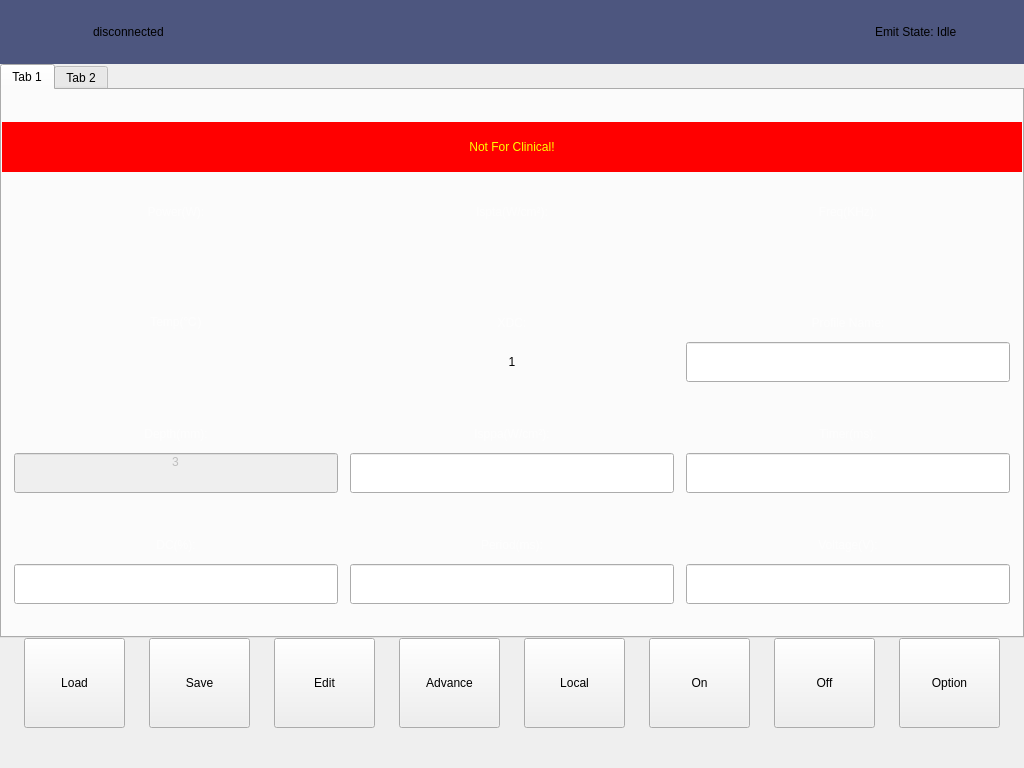
Above: mainwindowhifu.ui from wangmeng08/BCI before the change. Below: the same form after it.
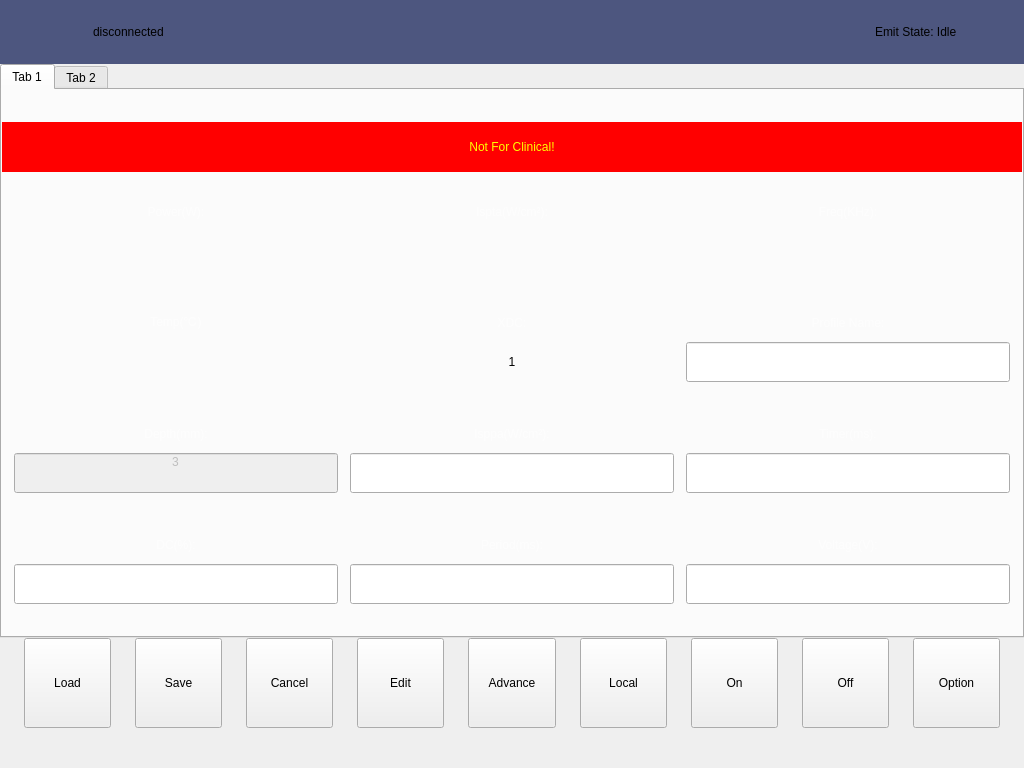
That is the form after the change. The open tabs and pages were chosen to show the change.

Commit message: 添加取消按钮

Patch:
```diff
--- a/mainwindowhifu.ui
+++ b/mainwindowhifu.ui
@@ -2223,6 +2223,25 @@
         </property>
        </widget>
       </item>
+      <item>
+       <widget class="QPushButton" name="btnCancel">
+        <property name="sizePolicy">
+         <sizepolicy hsizetype="Minimum" vsizetype="Preferred">
+          <horstretch>0</horstretch>
+          <verstretch>0</verstretch>
+         </sizepolicy>
+        </property>
+        <property name="maximumSize">
+         <size>
+          <width>180</width>
+          <height>90</height>
+         </size>
+        </property>
+        <property name="text">
+         <string>Cancel</string>
+        </property>
+       </widget>
+      </item>
       <item>
        <widget class="QPushButton" name="btnEdit">
         <property name="sizePolicy">
```
Left out of the diff: 2 changed lines with no effect on the pictures. The commit also changes 4 other files.
